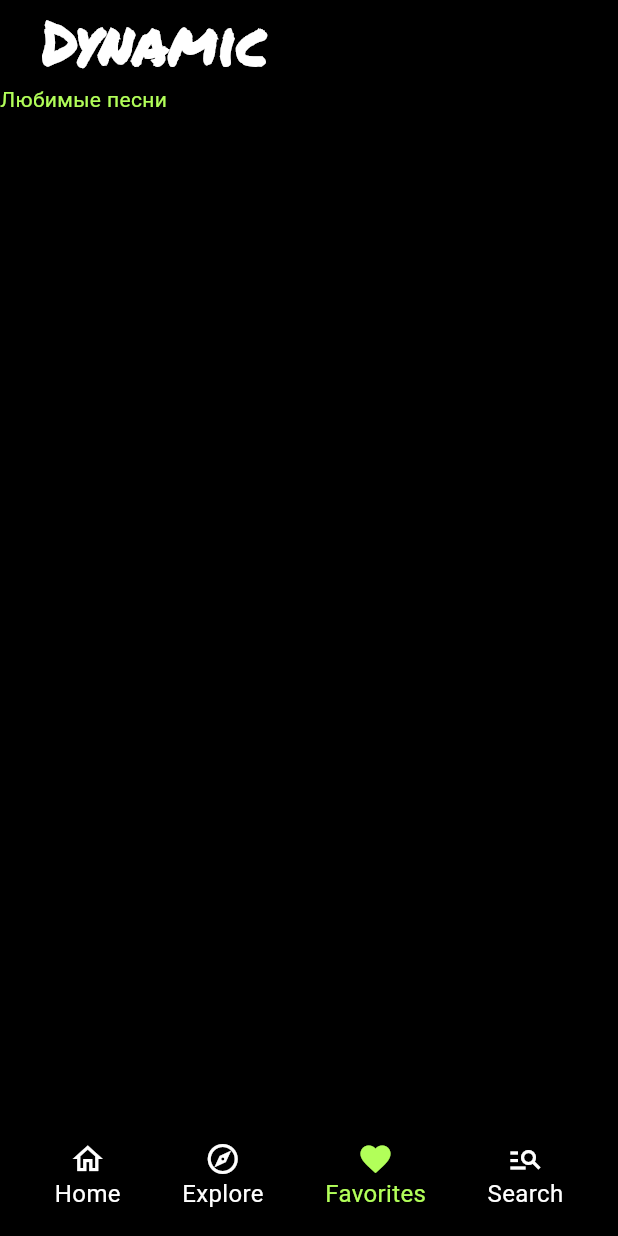
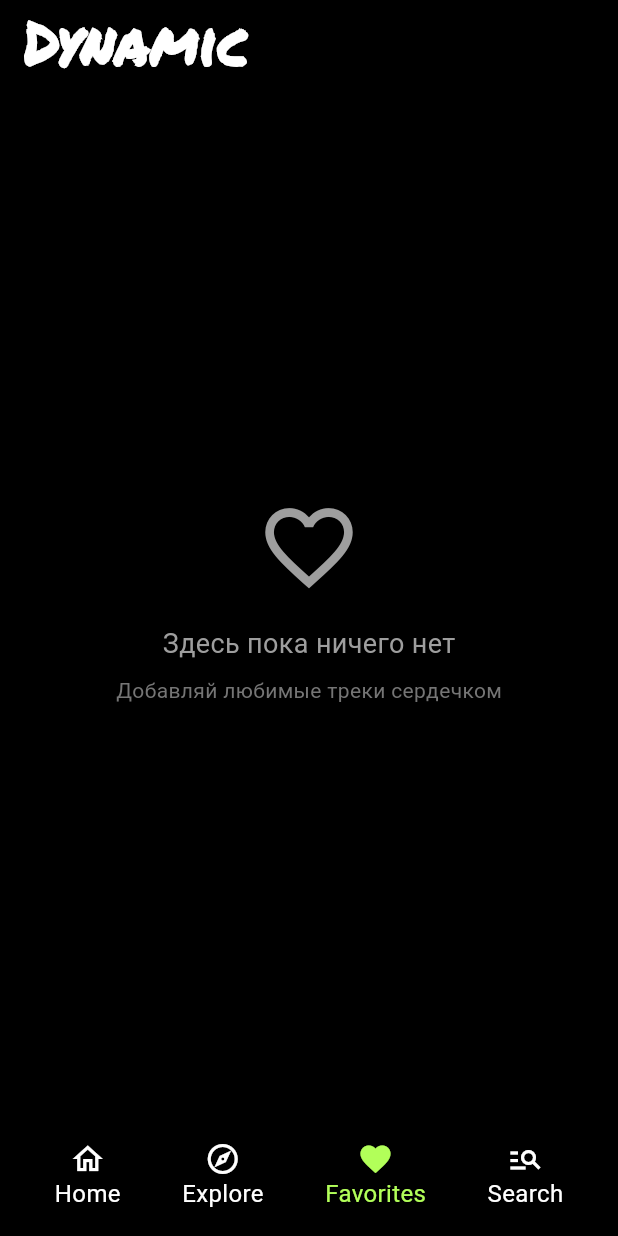
Before and after one commit to karimdegtyarev/music-service, a Flutter app: the screen it shows after launch, item 3 of the bottom bar chosen, on a phone screen of 412 x 824 dp. Run offline on Flutter 3.47's test engine with Material 3 defaults, Android fonts, the phone set to English and light mode, and no system bars; our stand-ins replace google_fonts, just_audio, shared_preferences.

Commit message:
Add persistent favorites functionality

```diff
--- a/lib/views/favorites_page.dart
+++ b/lib/views/favorites_page.dart
@@ -1,23 +1,24 @@
-import 'dart:developer';
+
 import 'package:flutter/material.dart';
 import 'package:google_fonts/google_fonts.dart';
+import 'package:provider/provider.dart';
 
+import '../providers/favorites_provider.dart';
+import '../providers/player_provider.dart';
+import '../widgets/track_widget.dart';
 
-class FavoritesPage extends StatefulWidget {
+class FavoritesPage extends StatelessWidget {
   const FavoritesPage({super.key});
 
   @override
-  State<FavoritesPage> createState() => _FavoritesPageState();
-}
+  Widget build(BuildContext context) {
+    final favorites = context.watch<FavoritesProvider>();
 
-class _FavoritesPageState extends State<FavoritesPage> {
-
-  @override
-  Widget build(BuildContext context) {
     return Scaffold(
+      backgroundColor: Colors.black,
       appBar: AppBar(
-        title: TextButton(
-          child: Text(
+        backgroundColor: Colors.transparent,
+        title: Text(
           'Dynamic',
           style: GoogleFonts.permanentMarker(
             color: Colors.white,
@@ -25,17 +26,61 @@ class _FavoritesPageState extends State<FavoritesPage> {
             fontWeight: FontWeight.w900,
           ),
         ),
-          onPressed: () {
-            log("FavoritesPage");
+      ),
+      body: favorites.isLoading
+          ? const Center(
+        child: CircularProgressIndicator(
+          color: Colors.lightGreenAccent,
+        ),
+      )
+          : favorites.favorites.isEmpty
+          ? Center(
+        child: Column(
+          mainAxisAlignment: MainAxisAlignment.center,
+          children: [
+            const Icon(
+              Icons.favorite_border,
+              color: Colors.grey,
+              size: 70,
+            ),
+            const SizedBox(height: 16),
+            Text(
+              'Здесь пока ничего нет',
+              style: GoogleFonts.balsamiqSans(
+                color: Colors.grey,
+                fontSize: 18,
+              ),
+            ),
+            const SizedBox(height: 8),
+            Text(
+              'Добавляй любимые треки сердечком',
+              style: GoogleFonts.balsamiqSans(
+                color: Colors.grey[600],
+                fontSize: 14,
+              ),
+            ),
+          ],
+        ),
+      )
+          : ListView.separated(
+        padding: const EdgeInsets.all(16),
+        itemCount: favorites.favorites.length,
+        separatorBuilder: (_, __) =>
+        const SizedBox(height: 4),
+        itemBuilder: (context, index) {
+          final track = favorites.favorites[index];
+
+          return TrackWidget(
+            track: track,
+            onTap: () {
+              context.read<PlayerProvider>().setQueue(
+                favorites.favorites,
+                initialIndex: index,
+              );
+            },
+          );
         },
       ),
-        backgroundColor: Colors.transparent,
-      ),
-      body: const Text(
-        'Любимые песни',
-        style: TextStyle(color: Colors.lightGreenAccent),
-      ),
-      backgroundColor: Colors.black,
     );
   }
 }
--- a/pubspec.yaml
+++ b/pubspec.yaml
@@ -34,6 +34,7 @@ dependencies:
 
   # The following adds the Cupertino Icons font to your application.
   # Use with the CupertinoIcons class for iOS style icons.
+  shared_preferences: ^2.5.3
   cupertino_icons: ^1.0.6
   google_fonts: 6.3.3
   json_annotation: ^4.9.0
```
Also changed, not shown: lib/main.dart (+10 -2 lines), lib/providers/favorites_provider.dart (added, +68 -0 lines), lib/widgets/track_widget.dart (+18 -0 lines), pubspec.lock, 4 other files. Lines whose indentation alone changed are shown as unchanged.
